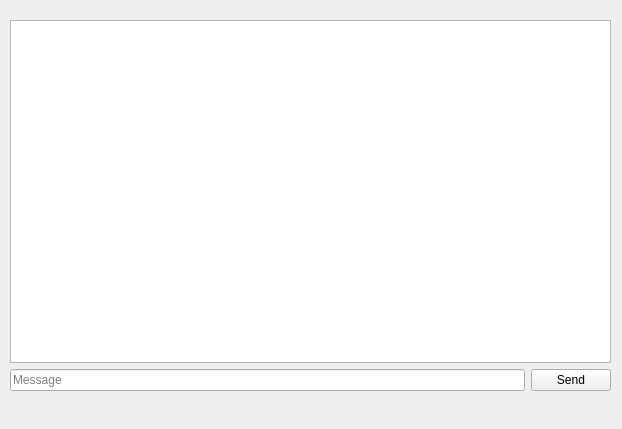
First picture: the form in main_window.ui, repository PickBas/Messenger, before the edit.
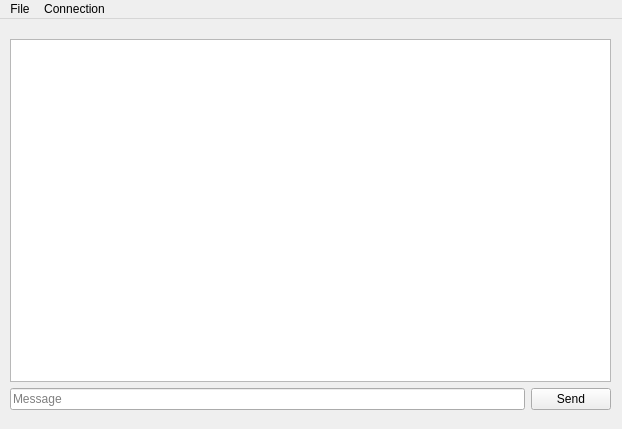
Second picture: the form after the edit.

Commit message: Added host dialog

```diff
--- a/main_window.ui
+++ b/main_window.ui
@@ -14,7 +14,7 @@
    <string>MainWindow</string>
   </property>
   <widget class="QWidget" name="centralwidget">
-   <widget class="QWidget" name="">
+   <widget class="QWidget" name="layoutWidget">
     <property name="geometry">
      <rect>
       <x>10</x>
@@ -61,6 +61,21 @@
      <height>24</height>
     </rect>
    </property>
+   <widget class="QMenu" name="menuFile">
+    <property name="title">
+     <string>File</string>
+    </property>
+    <addaction name="actionSave"/>
+   </widget>
+   <widget class="QMenu" name="menuConnection">
+    <property name="title">
+     <string>Connection</string>
+    </property>
+    <addaction name="actionConnect"/>
+    <addaction name="actionHost"/>
+   </widget>
+   <addaction name="menuFile"/>
+   <addaction name="menuConnection"/>
   </widget>
  </widget>
  <resources/>
```
Left out of the diff: 15 changed lines with no effect on the pictures. The commit also changes 7 other files.
